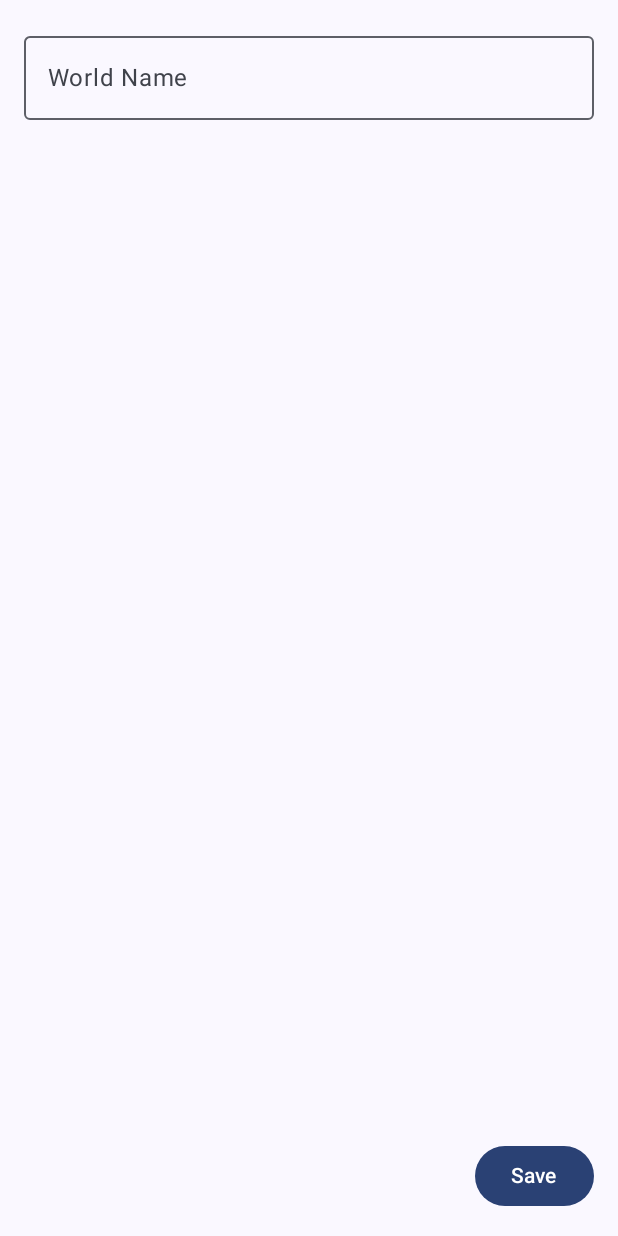
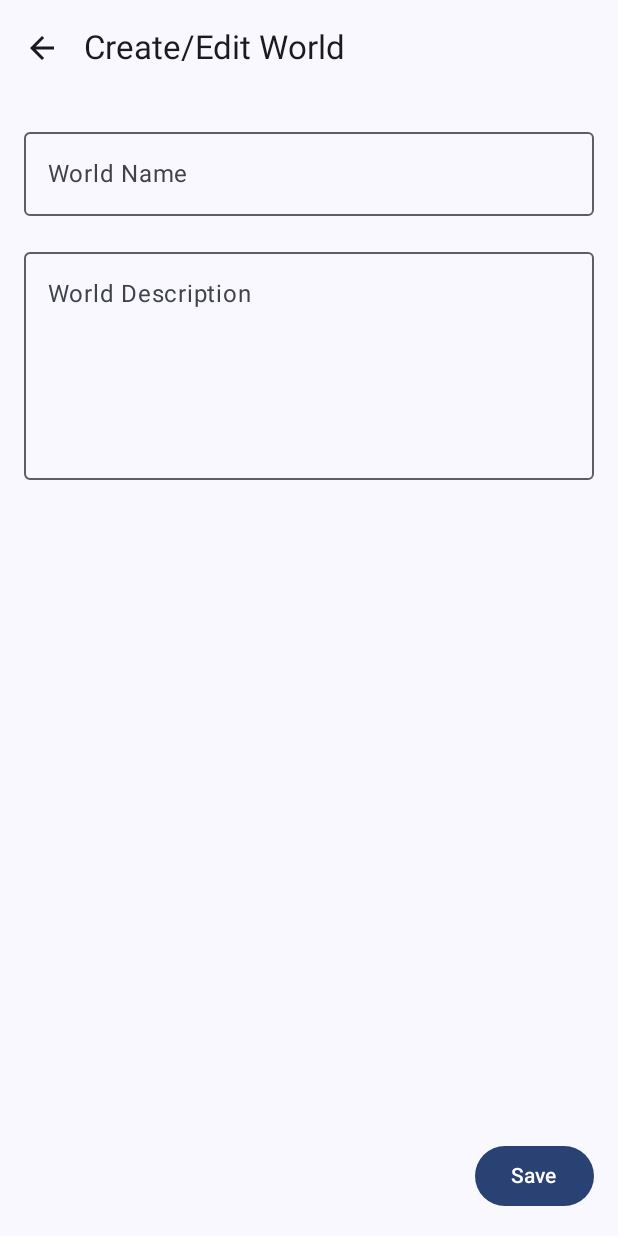
Before and after one commit to HauLTCE/Codex_PRM392, an Android app built with Jetpack Compose: the AddEditWorldScreen screen opened through its navigation route, on a phone screen of 412 x 824 dp. Run offline under Robolectric (Android 15) with nearby library versions, the phone set to English and light mode, and no system bars; our stand-ins replace Dagger/Hilt's generated code, Room's generated code.

Commit message:
feat: YESSIR Better UI I think

```diff
--- a/app/src/main/java/com/hault/codex/data/local/WorldDao.kt
+++ b/app/src/main/java/com/hault/codex/data/local/WorldDao.kt
@@ -22,4 +22,7 @@ interface WorldDao {
 
     @Query("SELECT * FROM worlds ORDER BY name ASC")
     fun getAllWorlds(): Flow<List<World>>
+
+    @Query("SELECT * FROM worlds WHERE id = :id")
+    suspend fun getWorldById(id: Int): World?
 }
--- a/app/src/main/java/com/hault/codex/data/repository/WorldRepository.kt
+++ b/app/src/main/java/com/hault/codex/data/repository/WorldRepository.kt
@@ -30,4 +30,8 @@ class WorldRepository @Inject constructor(private val worldDao: WorldDao) {
     // suspend fun delete(world: World) {
     //     worldDao.delete(world)
     // }
+
+    suspend fun getWorldById(id: Int): World? {
+        return worldDao.getWorldById(id)
+    }
 }
--- a/app/src/main/java/com/hault/codex/ui/addeditworld/AddEditWorldScreen.kt
+++ b/app/src/main/java/com/hault/codex/ui/addeditworld/AddEditWorldScreen.kt
@@ -1,12 +1,19 @@
 package com.hault.codex.ui.addeditworld
 
 import androidx.compose.foundation.layout.Column
+import androidx.compose.foundation.layout.Spacer
 import androidx.compose.foundation.layout.fillMaxWidth
 import androidx.compose.foundation.layout.padding
 import androidx.compose.material3.Button
+import androidx.compose.material3.ExperimentalMaterial3Api
+import androidx.compose.material3.Icon
+import androidx.compose.material3.IconButton
 import androidx.compose.material3.OutlinedTextField
 import androidx.compose.material3.Scaffold
 import androidx.compose.material3.Text
+import androidx.compose.material3.TopAppBar
+import androidx.compose.material.icons.Icons
+import androidx.compose.material.icons.filled.ArrowBack
 import androidx.compose.runtime.Composable
 import androidx.compose.runtime.collectAsState
 import androidx.compose.runtime.getValue
@@ -15,14 +22,26 @@ import androidx.compose.ui.unit.dp
 import androidx.hilt.navigation.compose.hiltViewModel
 import androidx.navigation.NavController
 
+@OptIn(ExperimentalMaterial3Api::class)
 @Composable
 fun AddEditWorldScreen(
     navController: NavController,
     viewModel: AddEditWorldViewModel = hiltViewModel()
 ) {
     val worldName by viewModel.worldName.collectAsState()
+    val worldDescription by viewModel.worldDescription.collectAsState()
 
     Scaffold(
+        topBar = {
+            TopAppBar(
+                title = { Text("Create/Edit World") },
+                navigationIcon = {
+                    IconButton(onClick = { navController.popBackStack() }) {
+                        Icon(Icons.Filled.ArrowBack, contentDescription = "Back")
+                    }
+                }
+            )
+        },
         floatingActionButton = {
             Button(onClick = {
                 viewModel.saveWorld()
@@ -37,7 +56,18 @@ fun AddEditWorldScreen(
                 value = worldName,
                 onValueChange = { viewModel.worldName.value = it },
                 label = { Text("World Name") },
+                placeholder = { Text("e.g., Middle-earth") },
                 modifier = Modifier.fillMaxWidth()
+            )
+            Spacer(modifier = Modifier.padding(8.dp))
+            OutlinedTextField(
+                value = worldDescription,
+                onValueChange = { viewModel.worldDescription.value = it },
+                label = { Text("World Description") },
+                placeholder = { Text("A brief description of your world...") },
+                modifier = Modifier.fillMaxWidth(),
+                singleLine = false,
+                minLines = 5
             )
         }
     }
--- a/app/src/main/java/com/hault/codex/ui/addeditworld/AddEditWorldViewModel.kt
+++ b/app/src/main/java/com/hault/codex/ui/addeditworld/AddEditWorldViewModel.kt
@@ -15,10 +15,11 @@ class AddEditWorldViewModel @Inject constructor(
 ) : ViewModel() {
 
     val worldName = MutableStateFlow("")
+    val worldDescription = MutableStateFlow("")
 
     fun saveWorld() {
         if (worldName.value.isNotBlank()) {
-            val newWorld = World(name = worldName.value, description = null)
+            val newWorld = World(name = worldName.value, description = worldDescription.value)
             viewModelScope.launch {
                 worldRepository.insert(newWorld)
             }
--- a/app/src/main/java/com/hault/codex/ui/characterlist/CharacterListScreen.kt
+++ b/app/src/main/java/com/hault/codex/ui/characterlist/CharacterListScreen.kt
@@ -30,11 +30,12 @@ fun CharacterListScreen(
     viewModel: CharacterListViewModel = hiltViewModel()
 ) {
     val characters by viewModel.characters.collectAsState()
+    val worldName by viewModel.worldName.collectAsState()
 
     Scaffold(
         topBar = {
             TopAppBar(
-                title = { Text("Characters") }
+                title = { Text(worldName) }
             )
         },
         floatingActionButton = {
--- a/app/src/main/java/com/hault/codex/ui/worldlist/WorldListScreen.kt
+++ b/app/src/main/java/com/hault/codex/ui/worldlist/WorldListScreen.kt
@@ -6,12 +6,22 @@ import androidx.compose.foundation.lazy.LazyColumn
 import androidx.compose.foundation.lazy.items
 import androidx.compose.material.icons.Icons
 import androidx.compose.material.icons.filled.Add
+import androidx.compose.foundation.layout.Arrangement
+import androidx.compose.foundation.layout.Box
+import androidx.compose.foundation.layout.Column
+import androidx.compose.foundation.layout.fillMaxSize
+import androidx.compose.material3.Card
+import androidx.compose.foundation.layout.fillMaxWidth
+import androidx.compose.material3.CardDefaults
 import androidx.compose.material3.ExperimentalMaterial3Api
 import androidx.compose.material3.FloatingActionButton
 import androidx.compose.material3.Icon
+import androidx.compose.material3.MaterialTheme
 import androidx.compose.material3.Scaffold
 import androidx.compose.material3.Text
 import androidx.compose.material3.TopAppBar
+import androidx.compose.ui.Alignment
+import androidx.compose.ui.text.style.TextAlign
 import androidx.compose.runtime.Composable
 import androidx.compose.runtime.collectAsState
 import androidx.compose.runtime.getValue
@@ -40,18 +50,53 @@ fun WorldListScreen(
             }
         }
     ) { paddingValues ->
-        LazyColumn(
-            modifier = Modifier.padding(paddingValues)
-        ) {
-            items(worlds) { world ->
+        if (worlds.isEmpty()) {
+            Box(
+                modifier = Modifier
+                    .fillMaxSize()
+                    .padding(paddingValues),
+                contentAlignment = Alignment.Center
+            ) {
                 Text(
-                    text = world.name,
-                    modifier = Modifier
-                        .padding(16.dp)
-                        .clickable {
-                            navController.navigate("character_list/${world.id}")
+                    text = "No worlds yet. Tap the '+' button to create your first one!",
+                    style = MaterialTheme.typography.titleMedium,
+                    color = MaterialTheme.colorScheme.onSurfaceVariant,
+                    textAlign = TextAlign.Center,
+                    modifier = Modifier.padding(16.dp)
+                )
+            }
+        } else {
+            LazyColumn(
+                modifier = Modifier.padding(paddingValues)
+            ) {
+                items(worlds) { world ->
+                    Card(
+                        modifier = Modifier
+                            .fillMaxWidth()
+                            .padding(horizontal = 16.dp, vertical = 8.dp)
+                            .clickable {
+                                navController.navigate("character_list/${world.id}")
+                            },
+                        elevation = CardDefaults.cardElevation(defaultElevation = 2.dp)
+                    ) {
+                        Column(
+                            modifier = Modifier.padding(16.dp)
+                        ) {
+                            Text(
+                                text = world.name,
+                                style = MaterialTheme.typography.bodyLarge
+                            )
+                            world.description?.let {
+                                if (it.isNotBlank()) {
+                                    Text(
+                                        text = it,
+                                        style = MaterialTheme.typography.bodyMedium
+                                    )
+                                }
+                            }
                         }
-                )
+                    }
+                }
             }
         }
     }
```
Also changed, not shown: app/src/main/java/com/hault/codex/ui/addeditcharacter/AddEditCharacterScreen.kt (+7 -5 lines), app/src/main/java/com/hault/codex/ui/characterlist/CharacterListViewModel.kt (+15 -0 lines), 1 other file.
